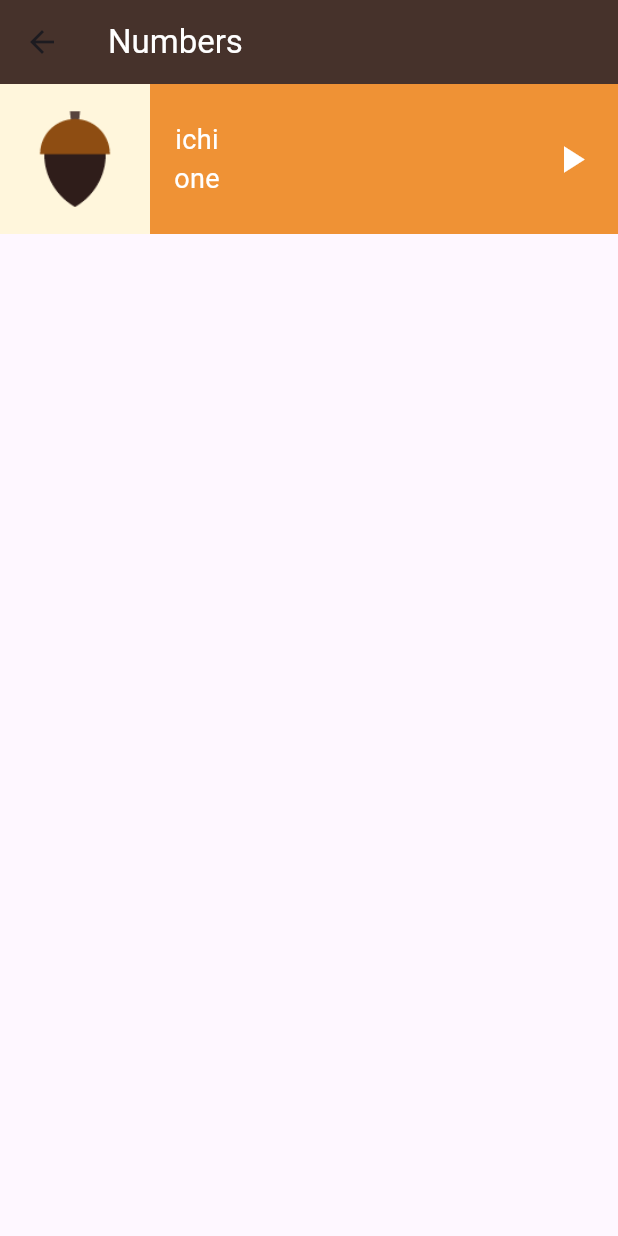
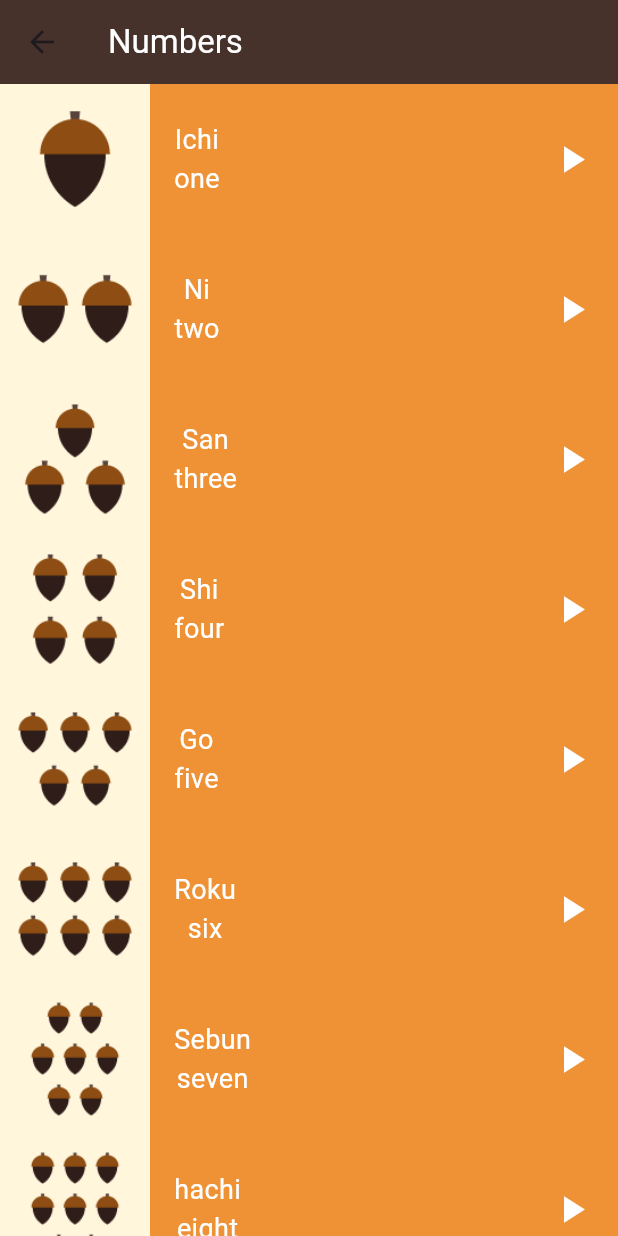
Before and after one commit to Abdo-Elsabagh/toku, a Flutter app: the NumbersPage screen opened directly, on a phone screen of 412 x 824 dp. Run offline on Flutter 3.47's test engine with Material 3 defaults, Android fonts, the light colour scheme and no system bars; our stand-ins replace lottie.

Commit message:
"Refactored NumbersPage to display a list of numbers instead of a single number, using a ListView and Item components."

```diff
--- /dev/null
+++ b/lib/components/item.dart
@@ -0,0 +1,51 @@
+import 'package:flutter/material.dart';
+import 'package:language_learning_app/models/number.dart';
+
+class Item extends StatelessWidget {
+  const Item({super.key, required this.number});
+  final Number number;
+  @override
+  Widget build(BuildContext context) {
+    return Container(
+      height: 100,
+      color: const Color(0xffEF9235),
+      child: Row(
+        children: [
+          Container(
+            color: const Color(0xfffff6dc),
+            child: Image.asset(
+              number.image,
+            ),
+          ),
+          Padding(
+            padding: const EdgeInsets.only(left: 16.0),
+            child: Column(
+              mainAxisAlignment: MainAxisAlignment.center,
+              children: [
+                Text(
+                  number.jpName,
+                  style: const TextStyle(color: Colors.white, fontSize: 18),
+                ),
+                Text(
+                  number.enName,
+                  style: const TextStyle(color: Colors.white, fontSize: 18),
+                ),
+              ],
+            ),
+          ),
+          const Spacer(
+            flex: 1,
+          ),
+          const Padding(
+            padding: EdgeInsets.only(right: 16.0),
+            child: Icon(
+              Icons.play_arrow,
+              color: Colors.white,
+              size: 30,
+            ),
+          )
+        ],
+      ),
+    );
+  }
+}
--- a/lib/screen/numbers_page.dart
+++ b/lib/screen/numbers_page.dart
@@ -1,12 +1,61 @@
 import 'package:flutter/material.dart';
+import 'package:language_learning_app/components/item.dart';
 import 'package:language_learning_app/models/number.dart';
 
 class NumbersPage extends StatelessWidget {
   const NumbersPage({super.key});
-  final Number one = const Number(
-      image: 'assets/images/numbers/number_one.png',
-      jpName: 'ichi',
-      enName: 'one');
+
+  final List<Number> numbers = const [
+    Number(
+        image: 'assets/images/numbers/number_one.png',
+        jpName: 'Ichi',
+        enName: 'one'),
+    Number(
+        image: 'assets/images/numbers/number_two.png',
+        jpName: 'Ni',
+        enName: 'two'),
+    Number(
+      jpName: 'San',
+      enName: 'three',
+      image: 'assets/images/numbers/number_three.png',
+    ),
+    Number(
+      jpName: 'Shi',
+      enName: 'four',
+      image: 'assets/images/numbers/number_four.png',
+    ),
+    Number(
+      jpName: 'Go',
+      enName: 'five',
+      image: 'assets/images/numbers/number_five.png',
+    ),
+    Number(
+      jpName: 'Roku',
+      enName: 'six',
+      image: 'assets/images/numbers/number_six.png',
+    ),
+    Number(
+      jpName: 'Sebun',
+      enName: 'seven',
+      image: 'assets/images/numbers/number_seven.png',
+    ),
+    Number(
+      jpName: 'hachi',
+      enName: 'eight',
+      image: 'assets/images/numbers/number_eight.png',
+    ),
+    Number(
+      jpName: 'Kyū',
+      enName: 'nine',
+      image: 'assets/images/numbers/number_nine.png',
+    ),
+    Number(
+      jpName: 'Jū',
+      enName: 'ten',
+      image: 'assets/images/numbers/number_ten.png',
+    )
+  ];
+
   @override
   Widget build(BuildContext context) {
     return Scaffold(
@@ -17,55 +66,31 @@ class NumbersPage extends StatelessWidget {
         ),
         backgroundColor: const Color(0xff46322B),
       ),
-      body: Column(
-        children: [
-          Container(
-            height: 100,
-            color: const Color(0xffEF9235),
-            child: Row(
-              // mainAxisAlignment: MainAxisAlignment.start,
-              // crossAxisAlignment: CrossAxisAlignment.start,
-              children: [
-                Container(
-                  color: const Color(0xfffff6dc),
-                  child: Image.asset(
-                    one.image,
-                  ),
-                ),
-                Padding(
-                  padding: const EdgeInsets.only(left: 16.0),
-                  child: Column(
-                    mainAxisAlignment: MainAxisAlignment.center,
-                    children: [
-                      Text(
-                        one.jpName,
-                        style:
-                            const TextStyle(color: Colors.white, fontSize: 18),
-                      ),
-                      Text(
-                        one.enName,
-                        style:
-                            const TextStyle(color: Colors.white, fontSize: 18),
-                      ),
-                    ],
-                  ),
-                ),
-                const Spacer(
-                  flex: 1,
-                ),
-                const Padding(
-                  padding: EdgeInsets.only(right: 16.0),
-                  child: Icon(
-                    Icons.play_arrow,
-                    color: Colors.white,
-                    size: 30,
-                  ),
-                )
-              ],
-            ),
-          ),
-        ],
+      body: ListView(children: [
+        Item(number: numbers[0]),
+        Item(number: numbers[1]),
+        Item(number: numbers[2]),
+        Item(number: numbers[3]),
+        Item(number: numbers[4]),
+        Item(number: numbers[5]),
+        Item(number: numbers[6]),
+        Item(number: numbers[7]),
+        Item(number: numbers[8]),
+        Item(number: numbers[9]),
+      ]),
+    );
+  }
+}
+
+List<Widget> getList(List<Number> numbers) {
+  List<Widget> itemsList = [];
+  for (int i = 0; i < numbers.length; i++) {
+    itemsList.add(
+      Item(
+        number: numbers[i],
       ),
     );
   }
+
+  return itemsList;
 }
```
